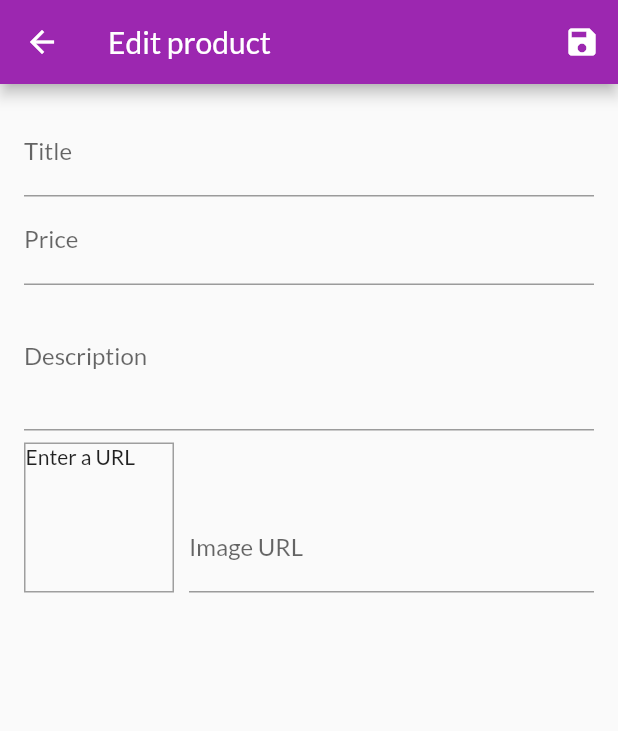
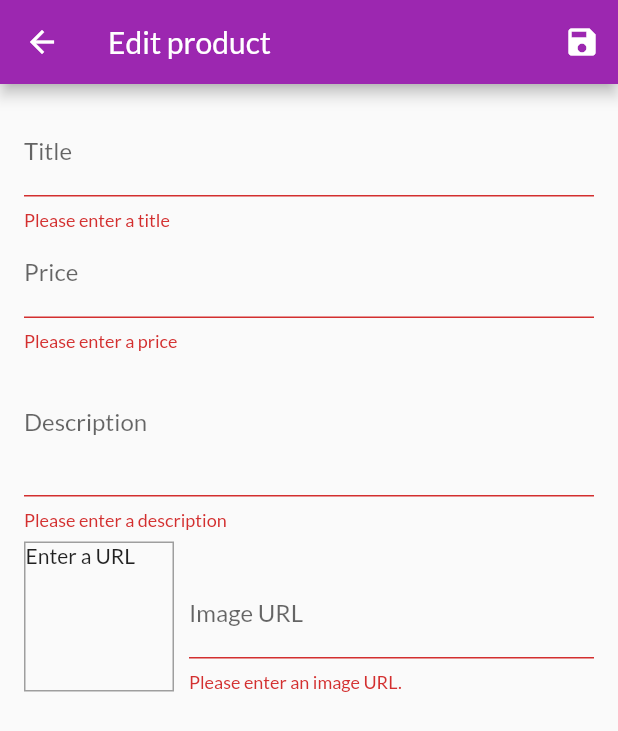
Before and after one commit to sur16-cse/shop_app, a Flutter app: the EditProductScreen screen opened by its route, after a tap on the "save" icon, on a phone screen of 412 x 824 dp. Shown: the top 731 px of the screen. Run offline on Flutter 3.47's test engine with Material 2 defaults, Android fonts, the phone set to English and light mode, and no system bars; network calls fail.

Commit message:
validating input fields

```diff
--- a/lib/screens/edit_product_screen.dart
+++ b/lib/screens/edit_product_screen.dart
@@ -43,11 +43,22 @@ class _EditProductScreenState extends State<EditProductScreen> {
 
   void _updateImageUrl() {
     if (!_imageUrlFocusNode.hasFocus) {
+      if ((!_imageUrlController.text.startsWith('http') ||
+              !_imageUrlController.text.startsWith('https')) ||
+          (!_imageUrlController.text.endsWith('.png') &&
+              !_imageUrlController.text.endsWith('jpg') &&
+              !_imageUrlController.text.endsWith('jpeg'))) {
+        return;
+      }
       setState(() {});
     }
   }
 
   void _saveForm() {
+    var isValid = _form.currentState?.validate();
+    if (!isValid!) {
+      return;
+    }
     _form.currentState?.save();
     print(_editedProduct.title);
     print(_editedProduct.description);
@@ -62,7 +73,9 @@ class _EditProductScreenState extends State<EditProductScreen> {
         title: const Text('Edit product'),
         actions: <Widget>[
           IconButton(
-            onPressed: () {_saveForm();},
+            onPressed: () {
+              _saveForm();
+            },
             icon: const Icon(Icons.save),
           ),
         ],
@@ -76,10 +89,17 @@ class _EditProductScreenState extends State<EditProductScreen> {
               TextFormField(
                 decoration: const InputDecoration(
                   labelText: 'Title',
+                  // errorStyle:
                 ),
                 textInputAction: TextInputAction.next,
                 onFieldSubmitted: (_) {
                   FocusScope.of(context).requestFocus(_priceFocusNode);
+                },
+                validator: (value) {
+                  if (value!.isEmpty) {
+                    return "Please enter a title";
+                  }
+                  return null;
                 },
                 onSaved: (value) {
                   _editedProduct = Product(
@@ -100,6 +120,18 @@ class _EditProductScreenState extends State<EditProductScreen> {
                 onFieldSubmitted: (_) {
                   FocusScope.of(context).requestFocus(_descriptionFocusNode);
                 },
+                validator: (value) {
+                  if (value!.isEmpty) {
+                    return "Please enter a price";
+                  }
+                  if (double.tryParse(value) == null) {
+                    return "Please enter a valid number";
+                  }
+                  if (double.parse(value) <= 0) {
+                    return "Please enter a number greater than zero.";
+                  }
+                  return null;
+                },
                 onSaved: (value) {
                   _editedProduct = Product(
                       id: _editedProduct.id,
@@ -116,6 +148,15 @@ class _EditProductScreenState extends State<EditProductScreen> {
                 maxLines: 3,
                 keyboardType: TextInputType.multiline,
                 focusNode: _descriptionFocusNode,
+                validator: (value) {
+                  if (value!.isEmpty) {
+                    return "Please enter a description";
+                  }
+                  if (value.length < 10) {
+                    return "Should be at least 10 chars long";
+                  }
+                  return null;
+                },
                 onSaved: (value) {
                   _editedProduct = Product(
                       id: _editedProduct.id,
@@ -155,6 +196,21 @@ class _EditProductScreenState extends State<EditProductScreen> {
                       },
                       focusNode: _imageUrlFocusNode,
                       onFieldSubmitted: (value) => _saveForm(),
+                      validator: (value) {
+                        if (value!.isEmpty) {
+                          return 'Please enter an image URL.';
+                        }
+                        if (!value.startsWith('http') ||
+                            !value.startsWith('https')) {
+                          return "Please enter the valid  url.";
+                        }
+                        if (!value.endsWith('.png') &&
+                            !value.endsWith('jpg') &&
+                            !value.endsWith('jpeg')) {
+                          return "Please enter the valid image url.";
+                        }
+                        return null;
+                      },
                       onSaved: (value) {
                         _editedProduct = Product(
                             id: _editedProduct.id,
```
